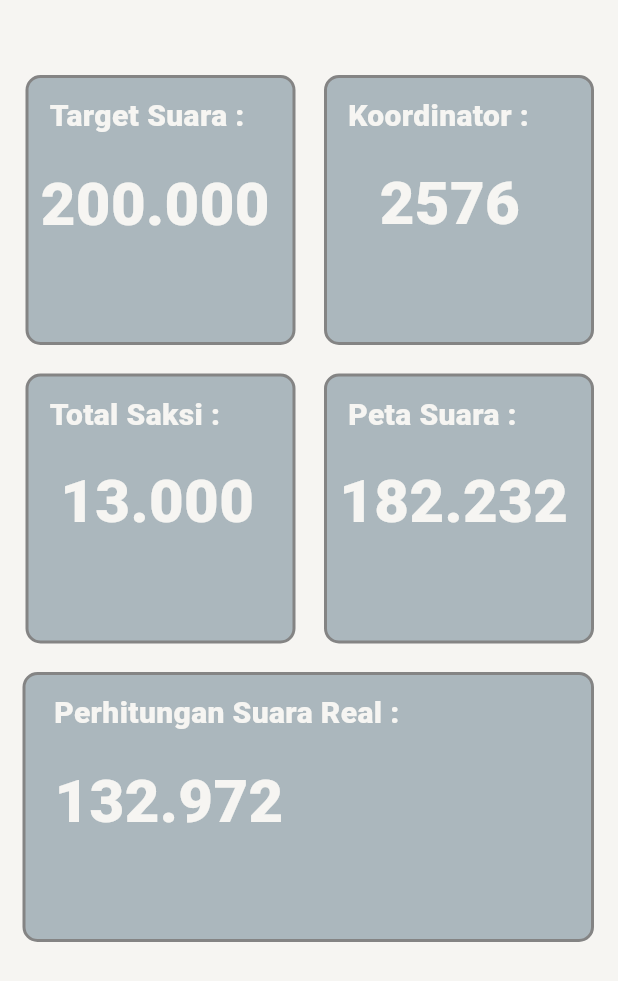
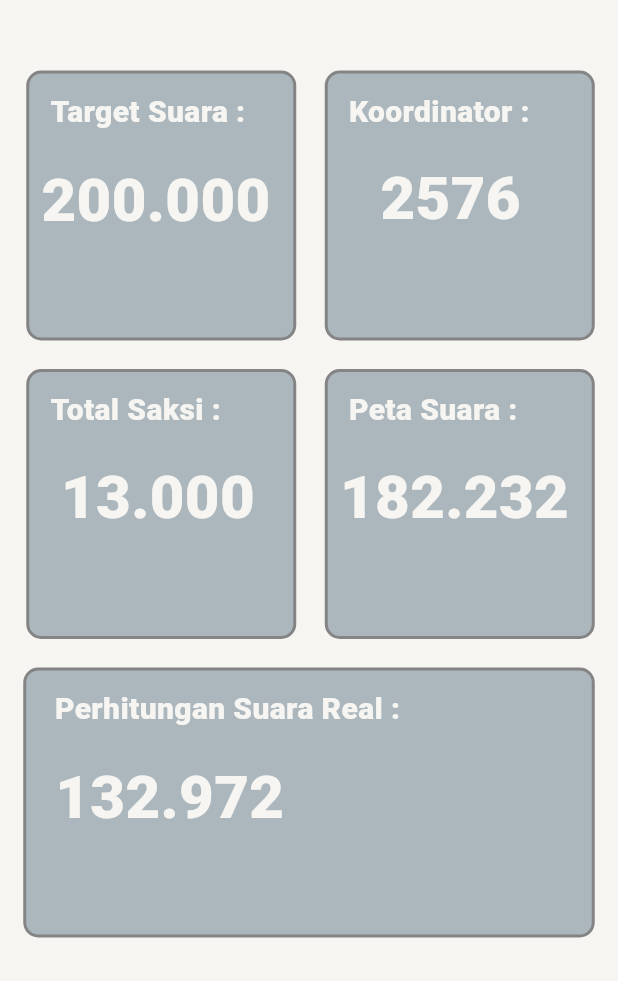
Before and after one commit to mikmself/mapvoters-apk, a Flutter app: the Dashboard widget shown alone on an empty page, opened directly, on a phone screen of 412 x 824 dp. Shown: the top 981 px of the screen. Run offline on Flutter 3.47's test engine with Material 3 defaults, Android fonts, the phone set to English and light mode, and no system bars; our stand-ins replace sidebarx; Roboto replaces fonts that are missing (Nunito).

Commit message:
fix : fix position dashboard

```diff
--- a/lib/page/dashboard.dart
+++ b/lib/page/dashboard.dart
@@ -12,12 +12,10 @@ class Dashboard extends StatelessWidget {
           decoration: BoxDecoration(color: Color(0xFFF6F5F2)),
           child: Stack(
             children: [
-              Positioned(
-                left: 15,
-                top: 50,
+              Center(
                 child: Container(
                   width: 381,
-                  height: 578,
+                  height: 730,
                   child: Stack(
                     children: [
                       Positioned(
```
Also changed, not shown: pubspec.lock.
